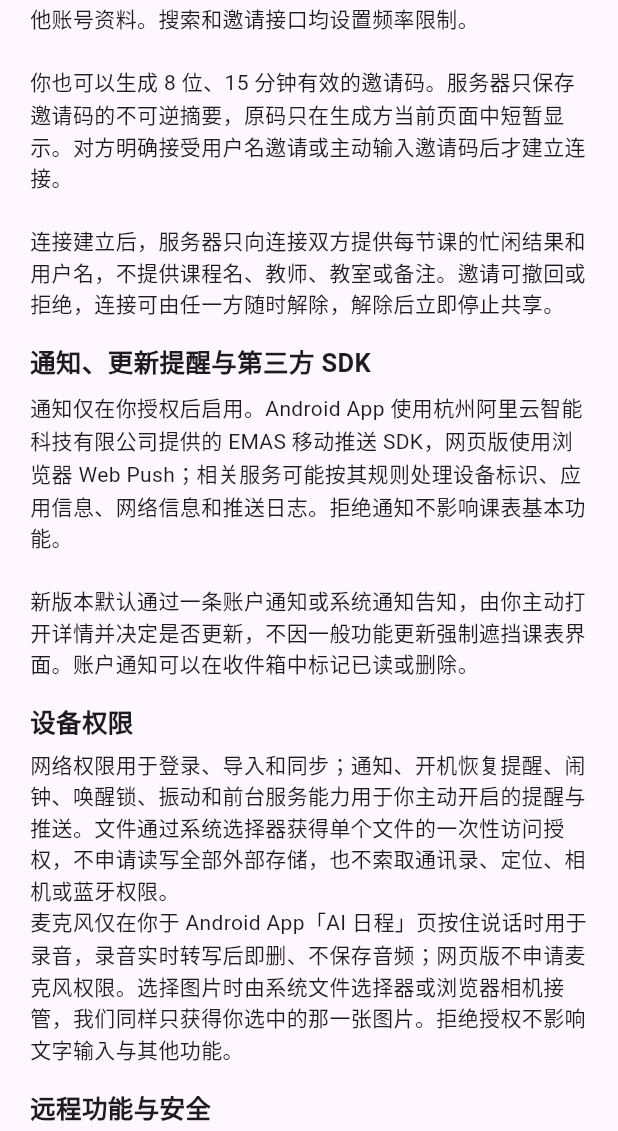
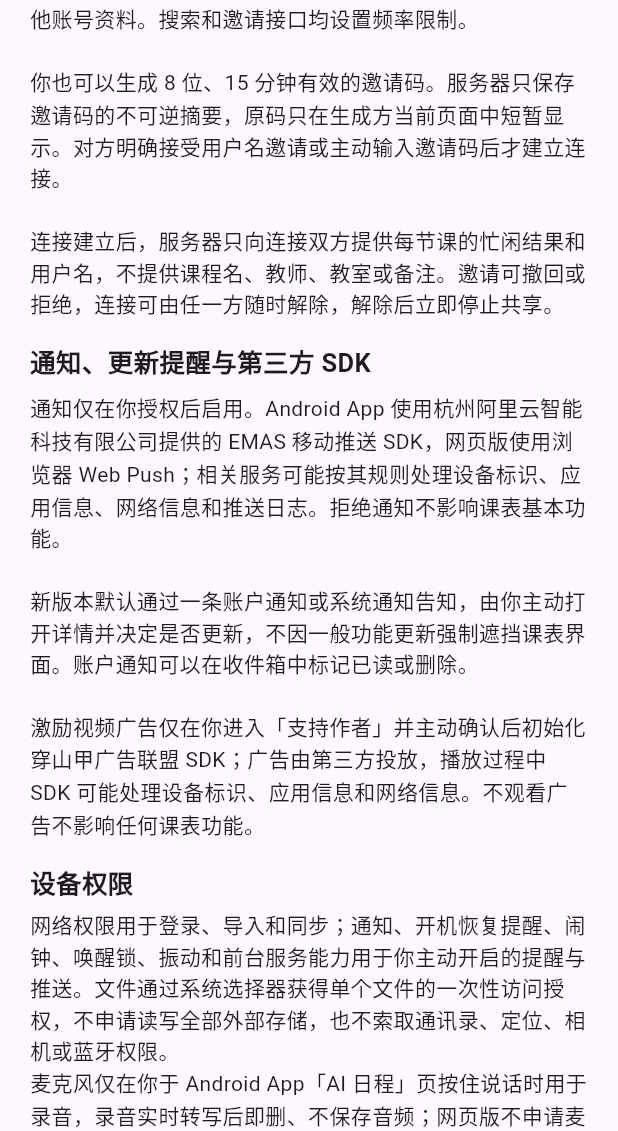
Before and after one commit to YZUSeanYan/hanshang-schedule, a Flutter app: the PrivacyPolicyPage screen opened directly, scrolled down 1728 dp, on a phone screen of 412 x 824 dp, the part 105-1236 px from its top. Run offline on Flutter 3.47's test engine with Material 3 defaults, Android fonts, the phone set to English and light mode, and no system bars; our stand-ins replace device_info_plus, dio, drift, drift_flutter, flutter_local_notifications, flutter_riverpod and 5 more; missing offline and left inert: cryptography, flutter_inappwebview, home_widget, record; accounts and stored records are empty; generated files the repository leaves out were written again; network calls fail; key blocks and very long unbroken strings in the code were emptied for the run.

Commit message:
chore: 隐私政策与关于页联系邮箱更换为项目邮箱
z40681992@163.com → hanshangdeveloper@163.com（App、官网、网页版、
小程序与各站点同步替换，仓库内容与线上一致）。

```diff
--- a/app/lib/core/remote_features/remote_feature_manifest.dart
+++ b/app/lib/core/remote_features/remote_feature_manifest.dart
@@ -133,6 +133,7 @@ const bundledPrivacyPolicy = RemotePrivacyPolicy(
       '六、通知、更新提醒与第三方 SDK\n'
       '通知仅在你授权后启用。Android App 使用杭州阿里云智能科技有限公司提供的 EMAS 移动推送 SDK，网页版使用浏览器 Web Push；相关服务可能按其规则处理设备标识、应用信息、网络信息和推送日志。拒绝通知不影响课表基本功能。\n\n'
       '新版本默认通过一条账户通知或系统通知告知，由你主动打开详情并决定是否更新，不因一般功能更新强制遮挡课表界面。账户通知可以在收件箱中标记已读或删除。\n\n'
+      '激励视频广告仅在你进入「支持作者」并主动确认后初始化穿山甲广告联盟 SDK；广告由第三方投放，播放过程中 SDK 可能处理设备标识、应用信息和网络信息。不观看广告不影响任何课表功能。\n\n'
       '七、设备权限\n'
       '网络权限用于登录、导入和同步；通知、开机恢复提醒、闹钟、唤醒锁、振动和前台服务能力用于你主动开启的提醒与推送。文件通过系统选择器获得单个文件的一次性访问授权，不申请读写全部外部存储，也不索取通讯录、定位、相机或蓝牙权限。\n'
       '麦克风仅在你于 Android App「AI 日程」页按住说话时用于录音，录音实时转写后即删、不保存音频；网页版不申请麦克风权限。选择图片时由系统文件选择器或浏览器相机接管，我们同样只获得你选中的那一张图片。拒绝授权不影响文字输入与其他功能。\n\n'
@@ -140,10 +141,10 @@ const bundledPrivacyPolicy = RemotePrivacyPolicy(
       '服务器签名的功能清单可以启用当前 APK 已允许的原生入口或受限网页模块，但不能下载并执行新的 Dart 或原生代码。原生功能使用账号访问令牌；网页模块使用仅限单个功能、15 分钟有效的会话凭证。\n\n'
       '不同账号的数据按用户标识隔离，服务端对每次读取和写入重新鉴权。共同空闲、通知和课表接口只返回当前账号有权访问的数据。\n\n'
       '九、保存、共享与跨设备同步\n'
-      '账号、课表与日程数据存储于境内的阿里云服务器，用于多设备同步和你主动使用的分享功能，仅在提供功能及安全审计所需期限内保存。网页版会在本机保存当前账号的课表，供断网时查看，退出登录时清除这份缓存。我们不出售个人信息；除上述云服务基础设施、小米 MiMo及推送服务（处理范围以本政策为限），以及法律法规要求外，不向无关第三方共享。\n\n'
+      '账号、课表与日程数据存储于境内的阿里云服务器，用于多设备同步和你主动使用的分享功能，仅在提供功能及安全审计所需期限内保存。网页版会在本机保存当前账号的课表，供断网时查看，退出登录时清除这份缓存。我们不出售个人信息；除上述云服务基础设施、小米 MiMo、推送和广告服务（处理范围以本政策为限），以及法律法规要求外，不向无关第三方共享。\n\n'
       '账号注销后，除依法需要保留的安全日志外，其余关联数据会删除。\n\n'
       '十、你的权利\n'
-      '你可以退出登录、关闭通知、删除账户通知、撤销邀请或连接，并通过 z40681992@163.com 联系管理员查询、更正或删除账号及云端数据。\n\n'
+      '你可以退出登录、关闭通知、删除账户通知、撤销邀请或连接，并通过 hanshangdeveloper@163.com 联系管理员查询、更正或删除账号及云端数据。\n\n'
       '十一、政策更新\n'
       '政策发生重大变化时，我们会通过 App 内提示、网站公告或推送告知，并在法律要求或处理目的发生重大变化时请求你重新同意。\n\n'
       '本次第 7 版把 App、网页版与官网的政策统一为同一份文本：补充网页版 AI 日程的文字与图片录入说明，订正共同空闲的用户名搜索描述，并合并此前分散的说明。本次不新增处理目的、不新增系统权限，已同意用户无需再次确认。\n\n'
--- a/app/lib/features/privacy/presentation/privacy_policy_page.dart
+++ b/app/lib/features/privacy/presentation/privacy_policy_page.dart
@@ -48,7 +48,7 @@ class PrivacyPolicyPage extends StatelessWidget {
       ),
       (
         '通知、更新提醒与第三方 SDK',
-        '通知仅在你授权后启用。Android App 使用杭州阿里云智能科技有限公司提供的 EMAS 移动推送 SDK，网页版使用浏览器 Web Push；相关服务可能按其规则处理设备标识、应用信息、网络信息和推送日志。拒绝通知不影响课表基本功能。\n\n新版本默认通过一条账户通知或系统通知告知，由你主动打开详情并决定是否更新，不因一般功能更新强制遮挡课表界面。账户通知可以在收件箱中标记已读或删除。'
+        '通知仅在你授权后启用。Android App 使用杭州阿里云智能科技有限公司提供的 EMAS 移动推送 SDK，网页版使用浏览器 Web Push；相关服务可能按其规则处理设备标识、应用信息、网络信息和推送日志。拒绝通知不影响课表基本功能。\n\n新版本默认通过一条账户通知或系统通知告知，由你主动打开详情并决定是否更新，不因一般功能更新强制遮挡课表界面。账户通知可以在收件箱中标记已读或删除。\n\n激励视频广告仅在你进入「支持作者」并主动确认后初始化穿山甲广告联盟 SDK；广告由第三方投放，播放过程中 SDK 可能处理设备标识、应用信息和网络信息。不观看广告不影响任何课表功能。'
       ),
       (
         '设备权限',
@@ -60,11 +60,11 @@ class PrivacyPolicyPage extends StatelessWidget {
       ),
       (
         '保存、共享与跨设备同步',
-        '账号、课表与日程数据存储于境内的阿里云服务器，用于多设备同步和你主动使用的分享功能，仅在提供功能及安全审计所需期限内保存。网页版会在本机保存当前账号的课表，供断网时查看，退出登录时清除这份缓存。我们不出售个人信息；除上述云服务基础设施、小米 MiMo及推送服务（处理范围以本政策为限），以及法律法规要求外，不向无关第三方共享。\n\n账号注销后，除依法需要保留的安全日志外，其余关联数据会删除。'
+        '账号、课表与日程数据存储于境内的阿里云服务器，用于多设备同步和你主动使用的分享功能，仅在提供功能及安全审计所需期限内保存。网页版会在本机保存当前账号的课表，供断网时查看，退出登录时清除这份缓存。我们不出售个人信息；除上述云服务基础设施、小米 MiMo、推送和广告服务（处理范围以本政策为限），以及法律法规要求外，不向无关第三方共享。\n\n账号注销后，除依法需要保留的安全日志外，其余关联数据会删除。'
       ),
       (
         '你的权利',
-        '你可以退出登录、关闭通知、删除账户通知、撤销邀请或连接，并通过 z40681992@163.com 联系管理员查询、更正或删除账号及云端数据。'
+        '你可以退出登录、关闭通知、删除账户通知、撤销邀请或连接，并通过 hanshangdeveloper@163.com 联系管理员查询、更正或删除账号及云端数据。'
       ),
       (
         '政策更新',
--- a/app/lib/features/profile/presentation/about_page.dart
+++ b/app/lib/features/profile/presentation/about_page.dart
@@ -190,8 +190,8 @@ class _AboutPageState extends ConsumerState<AboutPage> {
                               '4. 通知：只有在用户明确同意并授予系统通知权限后，才初始化阿里云移动研发平台 EMAS 移动推送 SDK，并将不可读的内部用户编号与当前设备绑定，用于向该账户的设备发送通知。SDK 可能按其个人信息处理规则处理设备标识、应用信息、网络信息和推送日志。拒绝通知不影响课表基本功能。\n\n'
                               '5. 权限：App 使用网络与网络状态、通知、开机恢复提醒、闹钟和提醒，以及推送和提醒所需的唤醒锁、振动、前台服务等普通技术权限。文件通过系统选择器获得单个文件的一次性授权，不申请读写外部存储权限。不索取通讯录、定位、相机、麦克风或蓝牙权限。\n\n'
                               '6. 保存与共享：数据存储于境内的阿里云服务器，仅在实现功能和安全审计所需期限内保存；除上述云服务基础设施（阿里云、小米 MiMo，范围以本政策为限）和依法要求外，不出售或向无关第三方共享个人信息。\n\n'
-                              '7. 用户权利：可在 App 内退出登录、关闭通知，并可通过 z40681992@163.com 联系管理员申请查询、更正或删除账号及云端数据。注销后依法需要保留的安全日志除外，其余关联数据将删除。\n\n'
-                              '8. 联系方式与政策更新：z40681992@163.com。政策发生重大变化时将通过 App 内提示、网站公告或推送告知，并可能要求重新阅读并同意。'
+                              '7. 用户权利：可在 App 内退出登录、关闭通知，并可通过 hanshangdeveloper@163.com 联系管理员申请查询、更正或删除账号及云端数据。注销后依法需要保留的安全日志除外，其余关联数据将删除。\n\n'
+                              '8. 联系方式与政策更新：hanshangdeveloper@163.com。政策发生重大变化时将通过 App 内提示、网站公告或推送告知，并可能要求重新阅读并同意。'
                           : policy.body,
                       style: const TextStyle(height: 1.6),
                     ),
```
